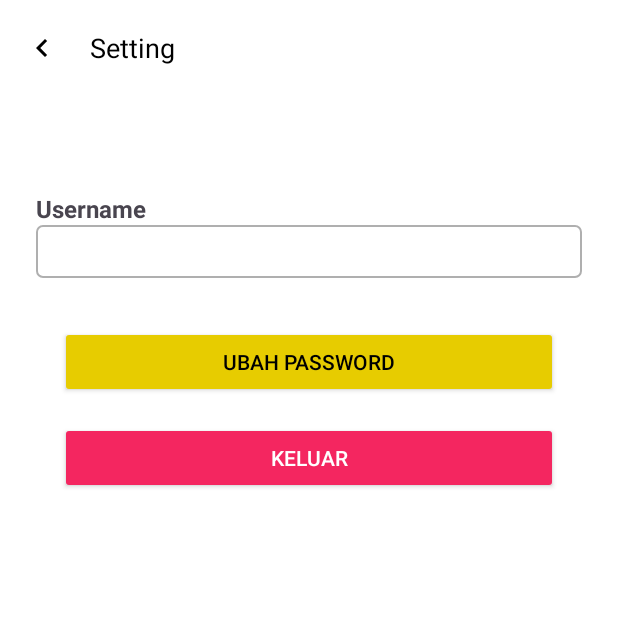
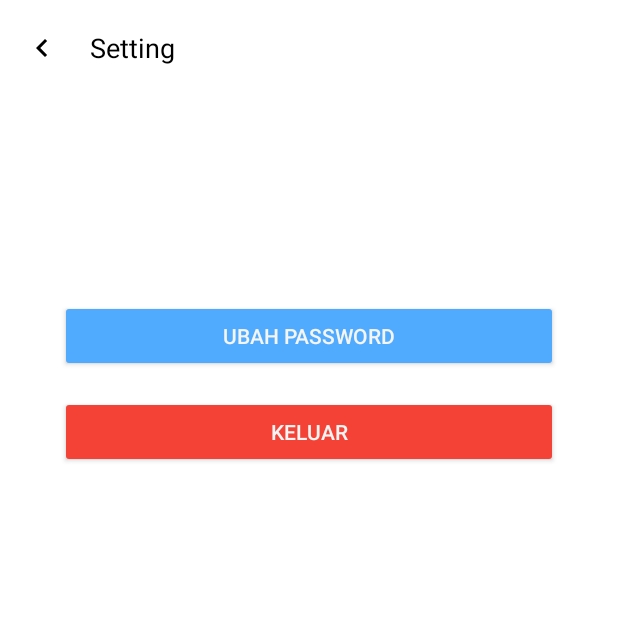
Before and after one commit to duopar/catat-arey-frontend, an Android app: the SettingActivity screen opened directly, with no data from a screen before it, on a phone screen of 412 x 824 dp, the top half of it. Run offline under Robolectric (Android 15) with nearby library versions, the phone set to English and light mode, and no system bars; network calls fail.

Commit message:
layout and theme update

```diff
--- a/app/src/main/res/layout/activity_setting.xml
+++ b/app/src/main/res/layout/activity_setting.xml
@@ -36,52 +36,51 @@
         app:layout_constraintTop_toBottomOf="@+id/appBarLayout">
 
         <TextView
-            android:id="@+id/tv_username"
+            android:id="@+id/tv_greetings"
             android:layout_width="wrap_content"
             android:layout_height="wrap_content"
             android:layout_marginTop="64dp"
-            android:text="@string/username"
-            android:textSize="16sp"
+            android:text=""
+            android:textSize="24dp"
             android:textStyle="bold"
+            app:layout_constraintEnd_toEndOf="parent"
             app:layout_constraintStart_toStartOf="parent"
             app:layout_constraintTop_toTopOf="parent" />
 
-
-        <TextView
-            android:id="@+id/ed_title"
-            android:layout_width="match_parent"
-            android:layout_height="wrap_content"
-            android:background="@drawable/rounded_corner_stroke_white_4"
-            android:padding="8dp"
-            android:textSize="14sp"
-            app:layout_constraintStart_toStartOf="parent"
-            app:layout_constraintTop_toBottomOf="@+id/tv_username"
-            app:layout_constraintWidth_percent="0.75" />
+        <com.google.android.material.progressindicator.CircularProgressIndicator
+            android:id="@+id/loading_indicator"
+            android:layout_width="36dp"
+            android:layout_height="36dp"
+            android:visibility="invisible"
+            app:layout_constraintBottom_toBottomOf="@id/tv_greetings"
+            app:layout_constraintEnd_toEndOf="@id/tv_greetings"
+            app:layout_constraintStart_toStartOf="@id/tv_greetings"
+            app:layout_constraintTop_toTopOf="@id/tv_greetings" />
 
         <Button
             android:id="@+id/btn_change_pw"
             android:layout_width="0dp"
             android:layout_height="wrap_content"
             android:layout_marginHorizontal="16dp"
-            android:layout_marginTop="32dp"
-            android:backgroundTint="#E7CC00"
+            android:layout_marginTop="72dp"
+            android:backgroundTint="@color/myLightBlue"
             android:gravity="center"
             android:text="@string/ubah_password"
-            android:textColor="@color/black"
+            android:textColor="#F5F5F5"
             android:textSize="14sp"
             app:layout_constraintEnd_toEndOf="parent"
             app:layout_constraintStart_toStartOf="parent"
-            app:layout_constraintTop_toBottomOf="@+id/ed_title" />
+            app:layout_constraintTop_toTopOf="@id/tv_greetings" />
 
         <Button
             android:id="@+id/btn_logout"
             android:layout_width="0dp"
             android:layout_height="wrap_content"
             android:layout_margin="16dp"
-            android:backgroundTint="#F42660"
+            android:backgroundTint="@color/myCalmRed"
             android:gravity="center"
             android:text="@string/keluar"
-            android:textColor="@color/white"
+            android:textColor="#F5F5F5"
             android:textSize="14sp"
             app:layout_constraintEnd_toEndOf="parent"
             app:layout_constraintStart_toStartOf="parent"
--- a/app/src/main/res/layout/item_product.xml
+++ b/app/src/main/res/layout/item_product.xml
@@ -6,6 +6,7 @@
     android:layout_height="wrap_content"
     android:layout_marginBottom="18dp"
     android:background="@drawable/rounded_corner_stroke_white_8"
+    android:foreground="?attr/selectableItemBackground"
     android:paddingHorizontal="28dp"
     android:paddingVertical="20dp">
 
@@ -32,6 +33,7 @@
         android:id="@+id/tv_product_quantity"
         android:layout_width="wrap_content"
         android:layout_height="wrap_content"
+        android:gravity="left"
         android:text="@string/pcs"
         android:textSize="14sp"
         android:textStyle="bold"
--- a/app/src/main/res/values/colors.xml
+++ b/app/src/main/res/values/colors.xml
@@ -7,4 +7,7 @@
     <color name="boxColor3">#50AAFE</color>
     <color name="boxColor4">#54C392</color>
     <color name="searchText">#7C7C7C</color>
+    <color name="greyedOut">#A9A9A9</color>
+    <color name="myLightBlue">#50AAFE</color>
+    <color name="myCalmRed">#F44336</color>
 </resources>
--- a/app/src/main/res/values/styles.xml
+++ b/app/src/main/res/values/styles.xml
@@ -10,4 +10,9 @@
         <item name="cornerFamily">rounded</item>
         <item name="cornerSize">32dp</item>
     </style>
+
+    <style name="Widget.App.Button" parent="Widget.Material3.Button.TextButton.Dialog">
+        <item name="android:textColor">@color/black</item>
+    </style>
+
 </resources>
--- a/app/src/main/res/values/themes.xml
+++ b/app/src/main/res/values/themes.xml
@@ -2,6 +2,7 @@
 
     <style name="Base.Theme.CatatArey" parent="Theme.Material3.DayNight.NoActionBar">
         <item name="colorPrimary">@color/black</item>
+        <item name="materialAlertDialogTheme">@style/ThemeOverlay.App.MaterialAlertDialog</item>
     </style>
 
     <!-- Splashscreen -->
@@ -22,5 +23,11 @@
         <item name="android:textColor">@color/black</item>
     </style>
 
+    <style name="ThemeOverlay.App.MaterialAlertDialog" parent="ThemeOverlay.Material3.MaterialAlertDialog">
+        <item name="alertDialogStyle">@style/MaterialAlertDialog.App</item>
+        <item name="buttonBarPositiveButtonStyle">@style/Widget.App.Button</item>
+        <item name="buttonBarNegativeButtonStyle">@style/Widget.App.Button</item>
+    </style>
+
     <style name="Theme.CatatArey" parent="Base.Theme.CatatArey" />
 </resources>
```
Also changed, not shown: app/src/main/res/layout/activity_home.xml (+21 -10 lines), app/src/main/res/layout/activity_main.xml (+10 -10 lines), app/src/main/res/layout/activity_product_detail.xml (+27 -5 lines), app/src/main/res/layout/item_product_days_predict.xml (+13 -32 lines).
